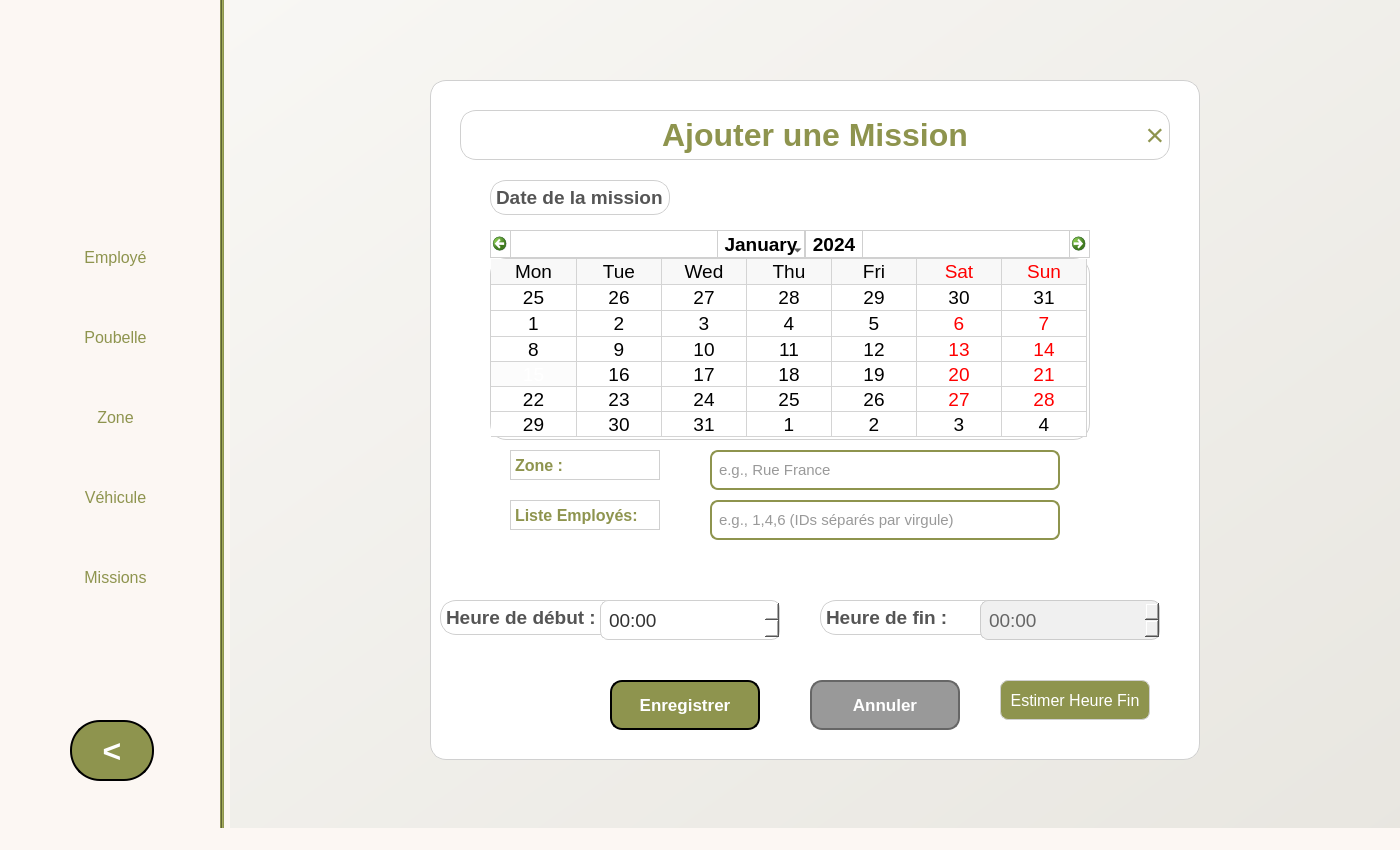
Before: the Qt Designer form mainwindow.ui in Eyatallah-14/waste-collection-and-recycling, drawn with Qt 5.
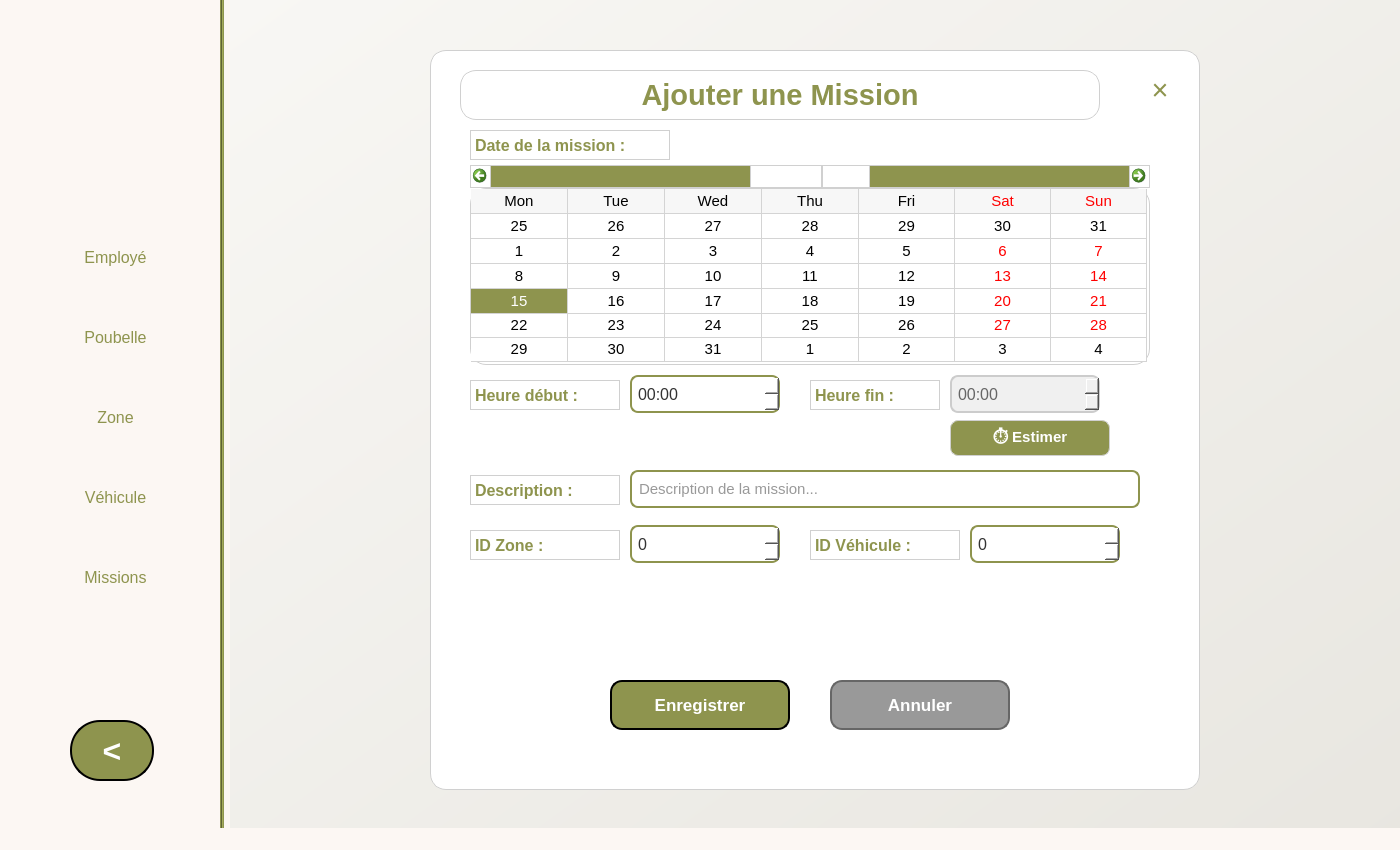
After: the same form once the commit is applied. Icons and pictures are not drawn.

Commit message: fixed chart in mission + the table

```diff
--- a/mainwindow.ui
+++ b/mainwindow.ui
@@ -1750,126 +1750,37 @@
   <string notr="true">QPushButton { background-color: #8e944e; color: #000000; border-radius: 8px; font-size: 13pt; } QPushButton:hover { background-color: #6d7339; }</string>
  </property>
 </widget>
-   <!-- Stats Container  -->
-<widget class="QWidget" name="statsContainer">
- <property name="geometry">
-  <rect>
-   <x>70</x>
-   <y>560</y>    
-   <width>840</width>
-   <height>250</height>
-  </rect>
- </property>
- <property name="styleSheet">
-  <string notr="true">
-   background: rgba(30, 79, 44, 0.82);
-   border-radius: 16px;
-   border: 1px solid rgba(100, 180, 255, 0.4);
-   box-shadow: 0 8px 28px rgba(0, 0, 0, 0.5);
-  </string>
- </property>
 
- <!-- Title -->
- <widget class="QLabel" name="lblStatsTitle">
+<widget class="QPushButton" name="btnMissionStats">
   <property name="geometry">
    <rect>
-    <x>30</x>
-    <y>15</y>
-    <width>450</width>
-    <height>35</height>
+   <x>280</x>
+   <y>165</y>
+   <width>220</width>
+   <height>55</height>
    </rect>
   </property>
   <property name="styleSheet">
-   <string notr="true">color: #c0e0ff; font-size: 18pt; font-weight: bold; background: transparent;</string>
-  </property>
-  <property name="text">
-   <string>Mission Statistics</string>
-  </property>
- </widget>
-
- <!-- Stat cards  -->
- <widget class="QLabel" name="lblTotalMissions">
-  <property name="geometry">
-   <rect>
-    <x>35</x>    
-    <y>65</y>
-    <width>290</width>
-    <height>42</height>
-   </rect>
-  </property>
-  <property name="styleSheet">
-   <string notr="true">
-    color: #ffffff; 
-    font-size: 14pt; 
-    font-weight: bold; 
-    background: rgba(60, 60, 100, 0.6);
-    border-radius: 10px;
-    padding: 0 14px;
-    border: none;
-   </string>
-  </property>
-  <property name="text">
-   <string>Total Missions: 12</string>   <!-- ← changed to non-zero for testing -->
-  </property>
-  <property name="alignment">
-   <set>Qt::AlignLeft|Qt::AlignVCenter</set>
-  </property>
- </widget>
-
- <widget class="QLabel" name="lblTodayMissions">
-  <property name="geometry">
-   <rect>
-    <x>35</x>
-    <y>115</y>
-    <width>290</width>
-    <height>42</height>
-   </rect>
-  </property>
-  <property name="styleSheet">
-   <string notr="true">
-    color: #b0ffd0; 
-    font-size: 14pt; 
-    font-weight: bold; 
-    background: rgba(50, 100, 80, 0.6);
-    border-radius: 10px;
-    padding: 0 14px;
-    border: none;
-   </string>
-  </property>
-  <property name="text">
-   <string>Missions Today: 5</string>   <!-- ← changed to non-zero for testing -->
-  </property>
-  <property name="alignment">
-   <set>Qt::AlignLeft|Qt::AlignVCenter</set>
-  </property>
- </widget>
-
- <!-- Chart area - clean placeholder, no stray 0s -->
- <widget class="QLabel" name="lblMissionsChart">
-  <property name="geometry">
-   <rect>
-    <x>350</x>      <!-- enough space after stats -->
-    <y>60</y>
-    <width>460</width>
-    <height>160</height>
-   </rect>
-  </property>
-  <property name="styleSheet">
-   <string notr="true">
-    background: rgba(35, 35, 70, 0.75);
+  <string notr="true">QPushButton {
+    background-color: #8e944e;
+    border: 2px solid black;
     border-radius: 12px;
-    border: 1px solid rgba(110, 180, 255, 0.35);
-   </string>
+    color: white;
+    font-size: 13pt;
+    font-weight: bold;
+}
+QPushButton:hover {
+    background-color: #6d7339;
+}
+QPushButton:pressed {
+    background-color: #5a5f2d;
+}</string>
   </property>
   <property name="text">
-   <string>Statistics Chart\n(Empty – add QChartView here)\nExample: Total vs Today vs Planned</string>
-  </property>
-  <property name="alignment">
-   <set>Qt::AlignCenter</set>
+  <string>📊 Statistiques</string>
   </property>
  </widget>
 
-</widget>
     <widget class="QTableWidget" name="tableMissions">
      <property name="geometry">
       <rect>
@@ -1917,6 +1828,101 @@
     </widget>
    </widget>
 
+<!-- ========================================== -->
+<!-- PAGE MISSION STATISTICS                    -->
+<!-- ========================================== -->
+<widget class="QWidget" name="pageMissionStats">
+ <property name="geometry">
+  <rect>
+   <x>230</x>
+   <y>0</y>
+   <width>1170</width>
+   <height>850</height>
+  </rect>
+ </property>
+ <property name="visible">
+  <bool>false</bool>
+ </property>
+
+ <widget class="QLabel" name="lblMissionStatsTitle">
+  <property name="geometry">
+   <rect>
+    <x>100</x>
+    <y>20</y>
+    <width>700</width>
+    <height>60</height>
+   </rect>
+  </property>
+  <property name="styleSheet">
+   <string notr="true">font-size: 26pt; font-weight: bold; color: #8e944e; background: transparent;</string>
+  </property>
+  <property name="text">
+   <string>📊 Statistiques des Missions</string>
+  </property>
+ </widget>
+
+ <widget class="QPushButton" name="btnBackFromMissionStats">
+  <property name="geometry">
+   <rect>
+    <x>950</x>
+    <y>30</y>
+    <width>170</width>
+    <height>50</height>
+   </rect>
+  </property>
+  <property name="styleSheet">
+   <string notr="true">QPushButton {
+    background-color: #666;
+    border: 2px solid black;
+    border-radius: 12px;
+    color: white;
+    font-size: 13pt;
+    font-weight: bold;
+}
+QPushButton:hover {
+    background-color: #444;
+}
+QPushButton:pressed {
+    background-color: #333;
+}</string>
+  </property>
+  <property name="text">
+   <string>← Retour</string>
+  </property>
+ </widget>
+
+ <widget class="QWidget" name="missionStatsLeftContainer">
+  <property name="geometry">
+   <rect>
+    <x>40</x>
+    <y>100</y>
+    <width>530</width>
+    <height>700</height>
+   </rect>
+  </property>
+  <property name="styleSheet">
+   <string notr="true">background-color: white; border: 2px solid #E0E0E0; border-radius: 15px;</string>
+  </property>
+ </widget>
+
+ <widget class="QWidget" name="missionStatsRightContainer">
+  <property name="geometry">
+   <rect>
+    <x>600</x>
+    <y>100</y>
+    <width>530</width>
+    <height>700</height>
+   </rect>
+  </property>
+  <property name="styleSheet">
+   <string notr="true">background-color: white; border: 2px solid #E0E0E0; border-radius: 15px;</string>
+  </property>
+ </widget>
+
+</widget>
+<!-- ========================================== -->
+<!-- END OF pageMissionStats                    -->
+<!-- ========================================== -->
    <!-- IMPROVED PAGE ADD / EDIT MISSION -->
 <widget class="QWidget" name="pageAddMission">
  <property name="geometry">
@@ -1951,9 +1957,9 @@
   <property name="geometry">
    <rect>
     <x>200</x>
-    <y>80</y>
+    <y>50</y>
     <width>770</width>
-    <height>680</height>
+    <height>740</height>
    </rect>
   </property>
   <property name="styleSheet">
@@ -1965,13 +1971,13 @@
    <property name="geometry">
     <rect>
      <x>30</x>
-     <y>30</y>
-     <width>710</width>
+     <y>20</y>
+     <width>640</width>
      <height>50</height>
     </rect>
    </property>
    <property name="styleSheet">
-    <string notr="true">font-size: 24pt; font-weight: bold; color: #8e944e; background: transparent;</string>
+    <string notr="true">font-size: 22pt; font-weight: bold; color: #8e944e; background: transparent;</string>
    </property>
    <property name="text">
     <string>Ajouter une Mission</string>
@@ -1985,14 +1991,14 @@
   <widget class="QPushButton" name="btnCloseForm">
    <property name="geometry">
     <rect>
-     <x>700</x>
-     <y>30</y>
-     <width>50</width>
-     <height>50</height>
+     <x>710</x>
+     <y>20</y>
+     <width>40</width>
+     <height>40</height>
     </rect>
    </property>
    <property name="styleSheet">
-    <string notr="true">QPushButton { background: transparent; color: #8e944e; font-size: 24pt; border: none; } QPushButton:hover { color: #6d7339; }</string>
+    <string notr="true">QPushButton { background: transparent; color: #8e944e; font-size: 22pt; border: none; } QPushButton:hover { color: #6d7339; }</string>
    </property>
    <property name="text">
     <string>×</string>
@@ -2006,14 +2012,14 @@
   <widget class="QLabel" name="lblDate">
    <property name="geometry">
     <rect>
-     <x>60</x>
-     <y>100</y>
-     <width>180</width>
-     <height>35</height>
+     <x>40</x>
+     <y>80</y>
+     <width>200</width>
+     <height>30</height>
     </rect>
    </property>
    <property name="styleSheet">
-    <string notr="true">color: #555; font-size: 14pt; font-weight: bold;</string>
+    <string notr="true">color: #8e944e; font-size: 12pt; font-weight: bold; background: transparent;</string>
    </property>
    <property name="text">
     <string>Date de la mission :</string>
@@ -2024,46 +2030,18 @@
   <widget class="QCalendarWidget" name="calendarMission">
  <property name="geometry">
   <rect>
-   <x>60</x>
-   <y>150</y>
-   <width>600</width>
-   <height>210</height> <!-- big enough for 6 rows + padding -->
+     <x>40</x>
+     <y>115</y>
+     <width>680</width>
+     <height>200</height>
   </rect>
  </property>
  <property name="styleSheet">
   <string notr="true">
-   QCalendarWidget {
-    background-color: #ffffff;
-    color: #000000 !important;
-    font-size: 14pt;
-    border: 2px solid #ffffff;
-    border-radius: 10px;
-   }
-   QCalendarWidget QAbstractItemView {
-    background-color: #ffffff;
-    color: #000000 !important;
-    selection-background-color: #fcfcfc;
-    selection-color: white;
-    alternate-background-color: #f8f8f8;
-   }
-   QCalendarWidget QWidget#qt_calendar_navigationbar {
-    background-color: #ffffff;
-    color: white !important;
-   }
-   QCalendarWidget QToolButton {
-    color: black !important;
-   }
-   QCalendarWidget QMenu {
-    background-color: #ffffff !important;
-    color: #000000 !important;
-   }
-   QCalendarWidget QMenu::item {
-    color: #000000 !important;
-   }
-   QCalendarWidget QMenu::item:selected {
-    background-color: #ffffff !important;
-    color: black !important;
-   }
+     QCalendarWidget { background-color: #fff; color: #000; font-size: 11pt; border: 2px solid #e0e0e0; border-radius: 8px; }
+     QCalendarWidget QAbstractItemView { background-color: #fff; color: #000; selection-background-color: #8e944e; selection-color: white; }
+     QCalendarWidget QWidget#qt_calendar_navigationbar { background-color: #8e944e; }
+     QCalendarWidget QToolButton { color: white; font-weight: bold; }
   </string>
  </property>
  <property name="gridVisible">
@@ -2095,31 +2073,31 @@
   <widget class="QLabel" name="lblHeureDebut">
    <property name="geometry">
     <rect>
-     <x>10</x>
-     <y>520</y>
-     <width>180</width>
-     <height>35</height>
+     <x>40</x>
+     <y>330</y>
+     <width>150</width>
+     <height>30</height>
     </rect>
    </property>
    <property name="styleSheet">
-    <string notr="true">color: #555; font-size: 14pt; font-weight: bold;</string>
+    <string notr="true">color: #8e944e; font-size: 12pt; font-weight: bold; background: transparent;</string>
    </property>
    <property name="text">
-    <string>Heure de début :</string>
+    <string>Heure début :</string>
    </property>
   </widget>
 
   <widget class="QTimeEdit" name="timeEditDebut">
    <property name="geometry">
     <rect>
-     <x>170</x>
-     <y>520</y>
-     <width>180</width>
-     <height>40</height>
+     <x>200</x>
+     <y>325</y>
+     <width>150</width>
+     <height>38</height>
     </rect>
    </property>
    <property name="styleSheet">
-    <string notr="true">background: white; border: 1px solid #d0d0d0; border-radius: 8px; padding: 6px; font-size: 14pt; color: #333;</string>
+    <string notr="true">background: white; border: 2px solid #8e944e; border-radius: 8px; padding: 4px; font-size: 12pt; color: #333;</string>
    </property>
    <property name="displayFormat">
     <string>HH:mm</string>
@@ -2130,31 +2108,31 @@
   <widget class="QLabel" name="lblHeureFin">
    <property name="geometry">
     <rect>
-     <x>390</x>
-     <y>520</y>
-     <width>180</width>
-     <height>35</height>
+     <x>380</x>
+     <y>330</y>
+     <width>130</width>
+     <height>30</height>
     </rect>
    </property>
    <property name="styleSheet">
-    <string notr="true">color: #555; font-size: 14pt; font-weight: bold;</string>
+    <string notr="true">color: #8e944e; font-size: 12pt; font-weight: bold; background: transparent;</string>
    </property>
    <property name="text">
-    <string>Heure de fin :</string>
+    <string>Heure fin :</string>
    </property>
   </widget>
 
   <widget class="QTimeEdit" name="timeEditFin">
    <property name="geometry">
     <rect>
-     <x>550</x>
-     <y>520</y>
-     <width>180</width>
-     <height>40</height>
+     <x>520</x>
+     <y>325</y>
+     <width>150</width>
+     <height>38</height>
     </rect>
    </property>
    <property name="styleSheet">
-    <string notr="true">background: #f0f0f0; border: 1px solid #ccc; border-radius: 8px; padding: 6px; font-size: 14pt; color: #666;</string>
+    <string notr="true">background: #f0f0f0; border: 2px solid #ccc; border-radius: 8px; padding: 4px; font-size: 12pt; color: #666;</string>
    </property>
    <property name="displayFormat">
     <string>HH:mm</string>
@@ -2168,17 +2146,17 @@
   <widget class="QPushButton" name="btnEstimerFin">
    <property name="geometry">
     <rect>
-     <x>850</x>
-     <y>10</y>
-     <width>100000</width>
-     <height>40</height>
+     <x>520</x>
+     <y>370</y>
+     <width>160</width>
+     <height>36</height>
     </rect>
    </property>
    <property name="styleSheet">
-    <string notr="true">QPushButton { background: #8e944e; color: white; border-radius: 8px; font-size: 12pt; } QPushButton:hover { background: #6d7339; }</string>
+    <string notr="true">QPushButton { background: #8e944e; color: white; border-radius: 8px; font-size: 11pt; font-weight: bold; } QPushButton:hover { background: #6d7339; }</string>
    </property>
    <property name="text">
-    <string>Estimer</string>
+    <string>⏱ Estimer</string>
    </property>
   </widget>
 
@@ -2186,94 +2164,123 @@
        <widget class="QLabel" name="lblZone">
       <property name="geometry">
        <rect>
-        <x>80</x>
-        <y>370</y>
+     <x>40</x>
+     <y>425</y>
         <width>150</width>
         <height>30</height>
        </rect>
       </property>
       <property name="styleSheet">
-       <string notr="true">color: #8e944e; font-size: 12pt; font-weight: bold; background-color: transparent;</string>
+    <string notr="true">color: #8e944e; font-size: 12pt; font-weight: bold; background: transparent;</string>
       </property>
       <property name="text">
-       <string>Zone :</string>
+    <string>Description :</string>
       </property>
      </widget>
 
-     <widget class="QLineEdit" name="lineEditZone">
+  <!-- Description input -->
+  <widget class="QLineEdit" name="lineEditDesc">
       <property name="geometry">
        <rect>
-        <x>280</x>
-        <y>370</y>
-        <width>350</width>
-        <height>40</height>
+     <x>200</x>
+     <y>420</y>
+     <width>510</width>
+     <height>38</height>
        </rect>
       </property>
       <property name="styleSheet">
-       <string notr="true">background-color: white; border: 2px solid #8e944e; border-radius: 8px; padding: 5px; font-size: 11pt; color: #333;</string>
+    <string notr="true">background: white; border: 2px solid #8e944e; border-radius: 8px; padding: 5px; font-size: 11pt; color: #333;</string>
       </property>
       <property name="placeholderText">
-       <string>e.g., Rue France</string>
+    <string>Description de la mission...</string>
       </property>
      </widget>
 
-     <widget class="QLabel" name="lblListeEmployes">
+  <!-- ID Zone label -->
+  <widget class="QLabel" name="lblIdZone">
       <property name="geometry">
        <rect>
-        <x>80</x>
-        <y>420</y>
+     <x>40</x>
+     <y>480</y>
         <width>150</width>
         <height>30</height>
        </rect>
       </property>
       <property name="styleSheet">
-       <string notr="true">color: #8e944e; font-size: 12pt; font-weight: bold; background-color: transparent;</string>
+    <string notr="true">color: #8e944e; font-size: 12pt; font-weight: bold; background: transparent;</string>
       </property>
       <property name="text">
-       <string>Liste Employés:</string>
+    <string>ID Zone :</string>
       </property>
      </widget>
 
-     <widget class="QLineEdit" name="lineEditEmployes">
+  <!-- ID Zone spinbox -->
+  <widget class="QSpinBox" name="spinIdZone">
       <property name="geometry">
        <rect>
-        <x>280</x>
-        <y>420</y>
-        <width>350</width>
-        <height>40</height>
+     <x>200</x>
+     <y>475</y>
+     <width>150</width>
+     <height>38</height>
        </rect>
       </property>
       <property name="styleSheet">
-       <string notr="true">background-color: white; border: 2px solid #8e944e; border-radius: 8px; padding: 5px; font-size: 11pt; color: #333;</string>
-      </property>
-      <property name="placeholderText">
-       <string>e.g., 1,4,6 (IDs séparés par virgule)</string>
-      </property>
+    <string notr="true">background: white; border: 2px solid #8e944e; border-radius: 8px; padding: 4px; font-size: 12pt; color: #333;</string>
+   </property>
+   <property name="minimum">
+    <number>0</number>
+   </property>
+   <property name="maximum">
+    <number>9999</number>
+   </property>
      </widget>
 
-     <widget class="QPushButton" name="btnEstimerFin">
+  <!-- ID Véhicule label -->
+  <widget class="QLabel" name="lblIdVehicule">
       <property name="geometry">
        <rect>
-        <x>570</x>
-        <y>600</y>
+     <x>380</x>
+     <y>480</y>
         <width>150</width>
-        <height>40</height>
+     <height>30</height>
        </rect>
       </property>
       <property name="styleSheet">
-       <string notr="true">QPushButton { background-color: #8e944e; color: white; border-radius: 8px; font-size: 12pt; } QPushButton:hover { background-color: #6d7339; }</string>
+    <string notr="true">color: #8e944e; font-size: 12pt; font-weight: bold; background: transparent;</string>
       </property>
       <property name="text">
-       <string>Estimer Heure Fin</string>
+    <string>ID Véhicule :</string>
       </property>
      </widget>
 
+  <!-- ID Véhicule spinbox -->
+  <widget class="QSpinBox" name="spinIdVehicule">
+   <property name="geometry">
+    <rect>
+     <x>540</x>
+     <y>475</y>
+     <width>150</width>
+     <height>38</height>
+    </rect>
+   </property>
+   <property name="styleSheet">
+    <string notr="true">background: white; border: 2px solid #8e944e; border-radius: 8px; padding: 4px; font-size: 12pt; color: #333;</string>
+   </property>
+   <property name="minimum">
+    <number>0</number>
+   </property>
+   <property name="maximum">
+    <number>9999</number>
+   </property>
+  </widget>
+
+  <!-- Save button -->
      <widget class="QPushButton" name="btnSaveMission">
       <property name="geometry">
        <rect>
         <x>180</x>
-        <y>600</y>
-        <width>150</width>
+     <y>630</y>
+     <width>180</width>
         <height>50</height>
        </rect>
       </property>
@@ -2301,9 +2308,9 @@
      <widget class="QPushButton" name="btnCancelMission">
       <property name="geometry">
        <rect>
-        <x>380</x>
-        <y>600</y>
-        <width>150</width>
+     <x>400</x>
+     <y>630</y>
+     <width>180</width>
         <height>50</height>
        </rect>
       </property>
```
Left out of the diff: 66 changed lines with no effect on the pictures. Lines whose indentation alone changed are shown as unchanged. The commit also changes 9 other files.
